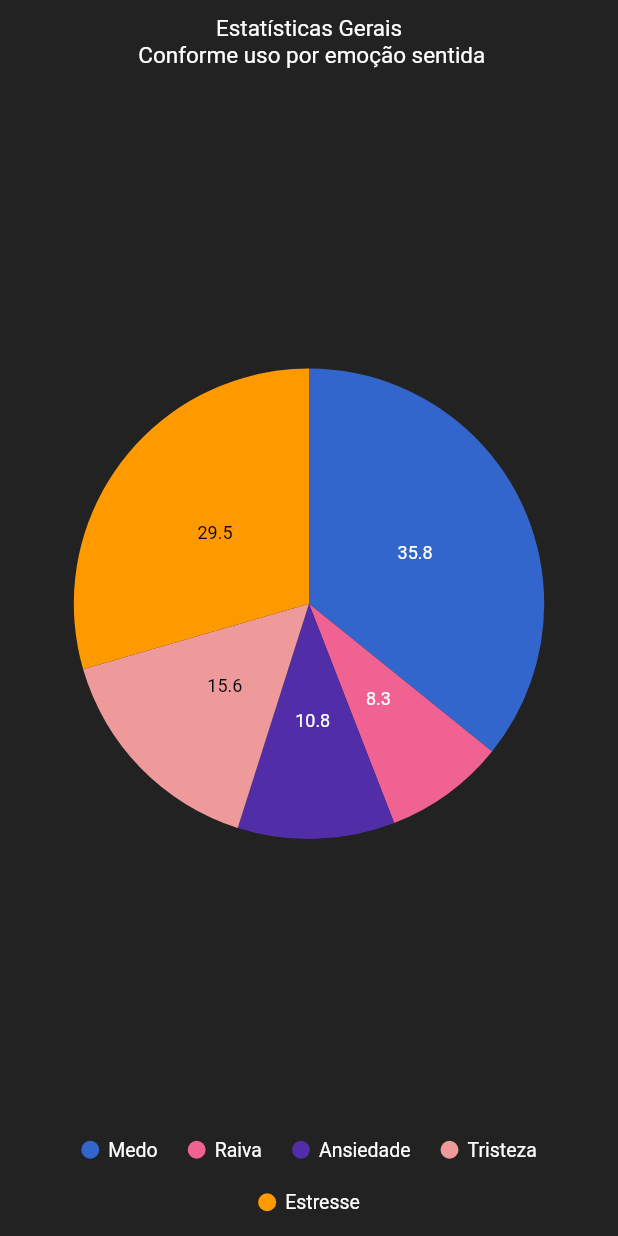
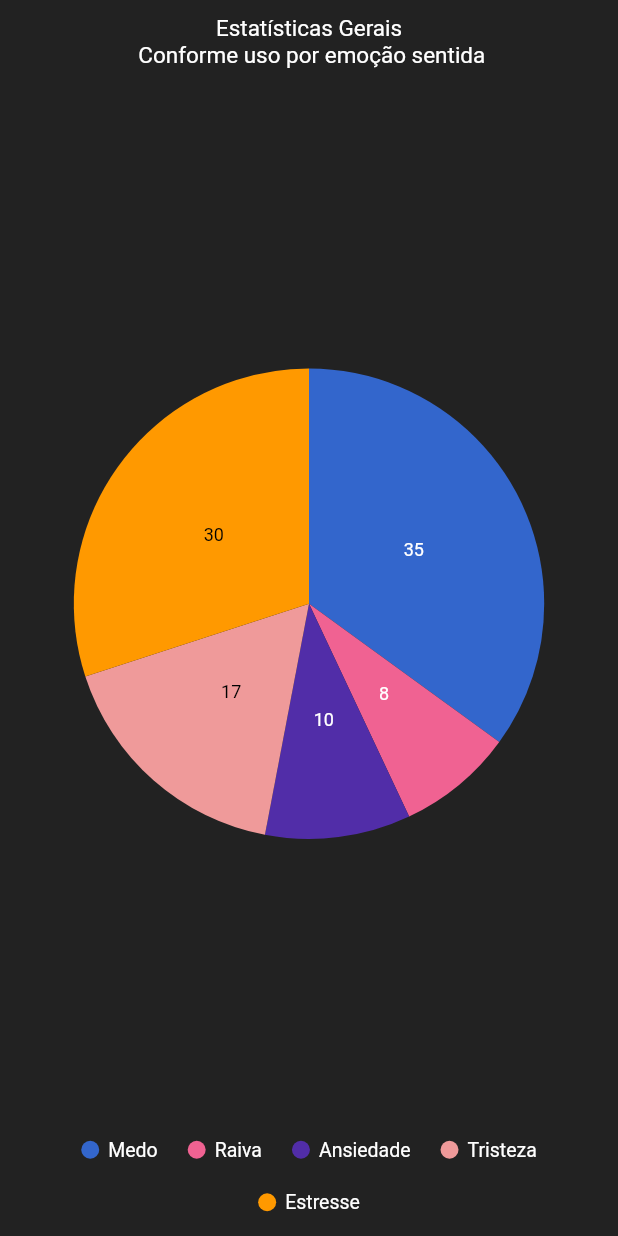
Before and after one commit to Guilherme-ctrl/SAPAD, a Flutter app: the StatsPage screen opened directly, on a phone screen of 412 x 824 dp. Run offline on Flutter 3.47's test engine with Material 2 defaults, Android fonts, the phone set to English and light mode, and no system bars; our stand-ins replace audioplayers, carousel_slider, cloud_firestore, firebase_auth, firebase_core, firebase_database and 7 more; accounts and stored records are empty.

Commit message:
stats.dart att

```diff
--- a/lib/Telas/HomeScreens/stats.dart
+++ b/lib/Telas/HomeScreens/stats.dart
@@ -1,6 +1,5 @@
 import 'package:firebase_auth/firebase_auth.dart';
 import 'package:flutter/material.dart';
-import 'package:shared_preferences/shared_preferences.dart';
 import 'package:syncfusion_flutter_charts/charts.dart';
 import 'package:syncfusion_flutter_charts/sparkcharts.dart';
 import 'package:cloud_firestore/cloud_firestore.dart';
@@ -18,9 +17,9 @@ class _StatsPageState extends State<StatsPage> {
   final user = FirebaseAuth.instance.currentUser!;
   late List<GDPData> _chartData;
   late TooltipBehavior _tooltipBehavior;
-  late int contMedit = 0;
-  late int contCromo = 0;
-  late int contMusic = 0;
+  late int contMedit;
+  late int contCromo;
+  late int contMusic;
 
   @override
   void initState() {
@@ -51,7 +50,7 @@ class _StatsPageState extends State<StatsPage> {
           PieSeries<GDPData, String>(
               dataSource: _chartData,
               xValueMapper: (GDPData data, _) => data.emote,
-              yValueMapper: (GDPData data, _) => data.gpd,
+              yValueMapper: (GDPData data, _) => data._contMedit,
               pointColorMapper: (GDPData data, _) => data.colorgraf,
               dataLabelSettings: DataLabelSettings(isVisible: true),
               enableTooltip: true)
@@ -62,11 +61,11 @@ class _StatsPageState extends State<StatsPage> {
 
   List<GDPData> getChartData() {
     final List<GDPData> chartData = [
-      GDPData('Medo', 35.8, Color(0xff3366cc)),
-      GDPData('Raiva', 8.3, Color(0xFFF06292)),
-      GDPData('Ansiedade', 10.8, Color(0xFF512DA8)),
-      GDPData('Tristeza', 15.6, Color(0xffEF9A9A)),
-      GDPData('Estresse', 29.5, Color(0xffff9900)),
+      GDPData('Medo', 35, Color(0xff3366cc)),
+      GDPData('Raiva', 8, Color(0xFFF06292)),
+      GDPData('Ansiedade', 10, Color(0xFF512DA8)),
+      GDPData('Tristeza', 17, Color(0xffEF9A9A)),
+      GDPData('Estresse', 30, Color(0xffff9900)),
     ];
     return chartData;
   }
@@ -92,7 +91,7 @@ class _StatsPageState extends State<StatsPage> {
 
 class GDPData {
   final String emote;
-  final double gpd;
+  final int _contMedit;
   final Color colorgraf;
-  GDPData(this.emote, this.gpd, this.colorgraf);
+  GDPData(this.emote, this._contMedit, this.colorgraf);
 }
```
